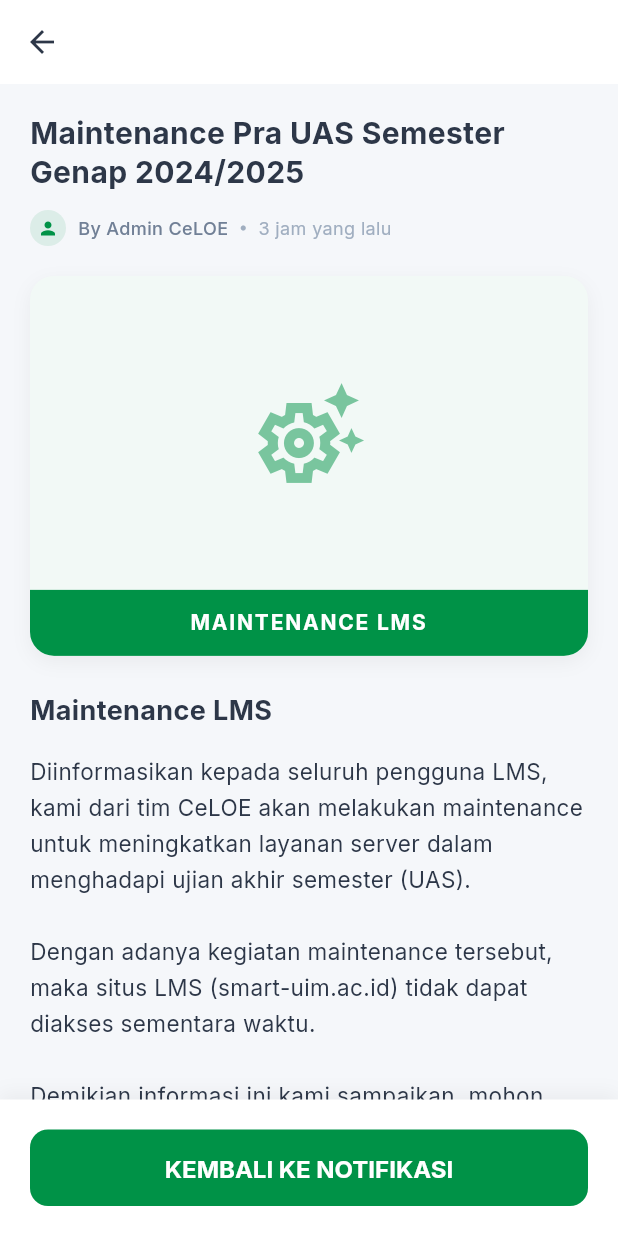
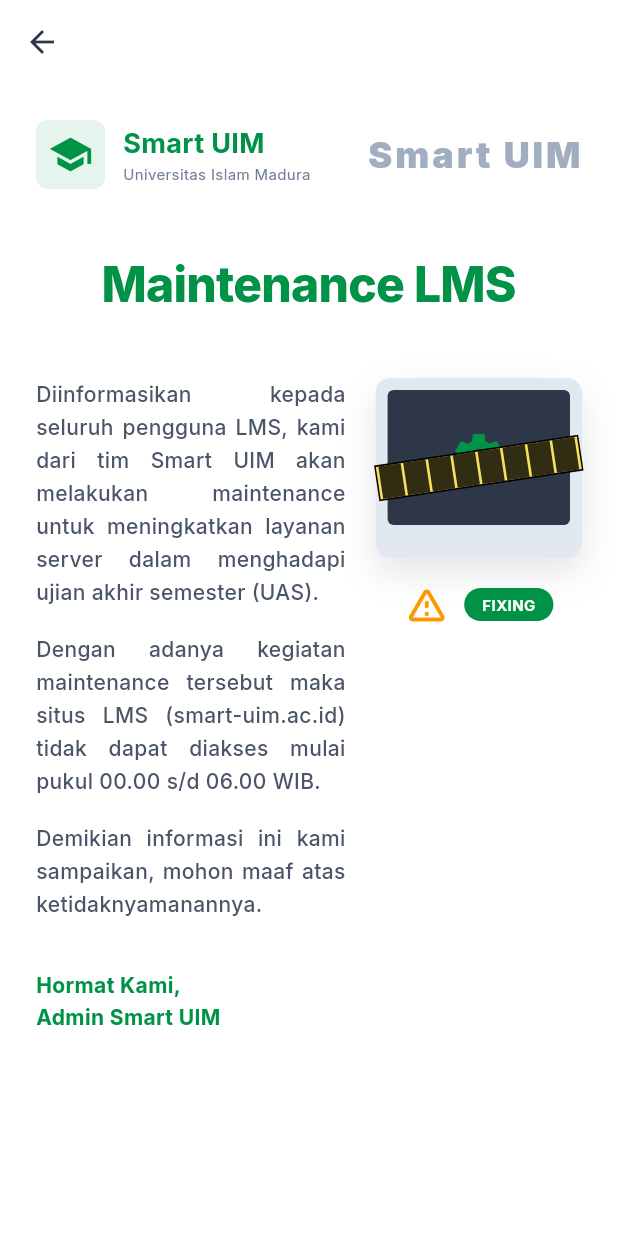
Before and after one commit to siapaajaboleh888/UAS_Smart-UIM, a Flutter app: the NotificationScreen screen opened directly, after a tap on "Maintenance Pra UAS Semester Genap 2024/", on a phone screen of 412 x 824 dp. Run offline on Flutter 3.47's test engine with Material 3 defaults, Android fonts, the phone set to English and light mode, and no system bars; our stand-ins replace google_fonts, image_picker, shared_preferences; accounts and stored records are empty.

Commit message:
Refactor: Replace all 'CeLOE' references with 'Smart UIM' in UI and messaging

```diff
--- a/lib/models/notification_item.dart
+++ b/lib/models/notification_item.dart
@@ -40,7 +40,7 @@
       NotificationItem(
         id: '1',
         title: 'Maintenance Pra UAS Semester Genap 2024/2025',
-        message: 'Diinformasikan kepada seluruh pengguna LMS, kami dari tim CeLOE akan melakukan maintenance pada tanggal 12 Juni 2025, untuk meningkatkan layanan server.',
+        message: 'Diinformasikan kepada seluruh pengguna LMS, kami dari tim Smart UIM akan melakukan maintenance pada tanggal 12 Juni 2025, untuk meningkatkan layanan server.',
         type: 'announcement',
         timestamp: now.subtract(const Duration(hours: 3, minutes: 30)),
         isRead: false,
--- a/lib/screens/announcement_detail_screen.dart
+++ b/lib/screens/announcement_detail_screen.dart
@@ -13,220 +13,227 @@
   @override
   Widget build(BuildContext context) {
     return Scaffold(
-      backgroundColor: AppColors.background,
+      backgroundColor: Colors.white,
       appBar: AppBar(
-        title: const Text(
-          'Pengumuman',
-          style: TextStyle(
-            fontWeight: FontWeight.bold,
-            fontSize: 18,
-          ),
-        ),
-        centerTitle: true,
-        leading: IconButton(
-          icon: const Icon(Icons.arrow_back),
-          onPressed: () => Navigator.pop(context),
-        ),
+        title: const Text('Detail Pengumuman'),
         elevation: 0,
         backgroundColor: Colors.white,
         foregroundColor: AppColors.textPrimary,
       ),
       body: SingleChildScrollView(
+        child: Container(
+          padding: const EdgeInsets.all(24.0),
           child: Column(
             crossAxisAlignment: CrossAxisAlignment.start,
             children: [
-            // Header Content
-            Padding(
-              padding: const EdgeInsets.all(20.0),
-              child: Column(
+              // Header Logos & Title
+              Row(
+                mainAxisAlignment: MainAxisAlignment.spaceBetween,
+                children: [
+                  Row(
+                    children: [
+                      Container(
+                        padding: const EdgeInsets.all(8),
+                        decoration: BoxDecoration(
+                          color: AppColors.primary.withOpacity(0.1),
+                          borderRadius: BorderRadius.circular(8),
+                        ),
+                        child: const Icon(Icons.school, color: AppColors.primary, size: 30),
+                      ),
+                      const SizedBox(width: 12),
+                      const Column(
                         crossAxisAlignment: CrossAxisAlignment.start,
                         children: [
                           Text(
-                    notification.title,
-                    style: const TextStyle(
-                      fontSize: 20,
+                            'Smart UIM',
+                            style: TextStyle(
+                              fontSize: 18,
                               fontWeight: FontWeight.bold,
-                      color: AppColors.textPrimary,
-                      height: 1.3,
-                    ),
-                  ),
-                  const SizedBox(height: 12),
-                  Row(
-                    children: [
-                      CircleAvatar(
-                        radius: 12,
-                        backgroundColor: AppColors.primary.withOpacity(0.1),
-                        child: const Icon(
-                          Icons.person,
-                          size: 14,
                               color: AppColors.primary,
                             ),
                           ),
-                      const SizedBox(width: 8),
                           Text(
-                        'By Admin CeLOE',
+                            'Universitas Islam Madura',
                             style: TextStyle(
-                          fontSize: 12,
+                              fontSize: 10,
                               color: AppColors.textSecondary,
-                          fontWeight: FontWeight.w500,
-                        ),
-                      ),
-                      const SizedBox(width: 8),
-                      const Icon(
-                        Icons.circle,
-                        size: 4,
-                        color: AppColors.textLight,
-                      ),
-                      const SizedBox(width: 8),
-                      Text(
-                        notification.timeAgo,
-                        style: const TextStyle(
-                          fontSize: 12,
-                          color: AppColors.textLight,
                             ),
                           ),
                         ],
                       ),
                     ],
                   ),
+                  const Text(
+                    'Smart UIM',
+                    style: TextStyle(
+                      fontSize: 24,
+                      fontWeight: FontWeight.w900,
+                      color: AppColors.textLight,
+                      letterSpacing: 2,
                     ),
-
-            // Image Section
-            Container(
-              width: double.infinity,
-              margin: const EdgeInsets.symmetric(horizontal: 20),
-              decoration: BoxDecoration(
-                borderRadius: BorderRadius.circular(16),
-                color: Colors.white,
-                boxShadow: [
-                  BoxShadow(
-                    color: Colors.black.withOpacity(0.05),
-                    blurRadius: 10,
-                    offset: const Offset(0, 4),
                   ),
                 ],
               ),
-              child: ClipRRect(
-                borderRadius: BorderRadius.circular(16),
-                child: Column(
-                  children: [
-                    AspectRatio(
-                      aspectRatio: 16 / 9,
-                      child: Container(
-                        color: AppColors.primary.withOpacity(0.05),
-                        child: Center(
-                          child: Icon(
-                            Icons.settings_suggest_outlined,
-                            size: 80,
-                            color: AppColors.primary.withOpacity(0.5),
+              const SizedBox(height: 40),
+
+              // Title Section
+              const Center(
+                child: Text(
+                  'Maintenance LMS',
+                  style: TextStyle(
+                    fontSize: 32,
+                    fontWeight: FontWeight.w800,
+                    color: AppColors.primary,
+                    letterSpacing: -0.5,
                   ),
                 ),
               ),
+              const SizedBox(height: 40),
+
+              // Main Content Area (Layout like Image 1)
+              LayoutBuilder(
+                builder: (context, constraints) {
+                  return Row(
+                    crossAxisAlignment: CrossAxisAlignment.start,
+                    children: [
+                      // Text Description
+                      Expanded(
+                        flex: 3,
+                        child: Column(
+                          crossAxisAlignment: CrossAxisAlignment.start,
+                          children: [
+                            _buildParagraph(
+                              'Diinformasikan kepada seluruh pengguna LMS, kami dari tim Smart UIM akan melakukan maintenance untuk meningkatkan layanan server dalam menghadapi ujian akhir semester (UAS).',
                             ),
-                    Container(
-                      padding: const EdgeInsets.symmetric(vertical: 12),
-                      width: double.infinity,
+                            const SizedBox(height: 16),
+                            _buildParagraph(
+                              'Dengan adanya kegiatan maintenance tersebut maka situs LMS (smart-uim.ac.id) tidak dapat diakses mulai pukul 00.00 s/d 06.00 WIB.',
+                            ),
+                            const SizedBox(height: 16),
+                            _buildParagraph(
+                              'Demikian informasi ini kami sampaikan, mohon maaf atas ketidaknyamanannya.',
+                            ),
+                            const SizedBox(height: 32),
+                            const Text(
+                              'Hormat Kami,\nAdmin Smart UIM',
+                              style: TextStyle(
+                                fontSize: 14,
+                                fontWeight: FontWeight.bold,
                                 color: AppColors.primary,
-                      child: const Text(
-                        'MAINTENANCE LMS',
-                        textAlign: TextAlign.center,
-                        style: TextStyle(
-                          color: Colors.white,
-                          fontWeight: FontWeight.bold,
-                          letterSpacing: 1.2,
-                        ),
+                                height: 1.5,
                               ),
                             ),
                           ],
                         ),
                       ),
-            ),
 
-            const SizedBox(height: 24),
+                      const SizedBox(width: 20),
 
-            // Message Content
-            Padding(
-              padding: const EdgeInsets.symmetric(horizontal: 20.0),
-              child: Column(
-                crossAxisAlignment: CrossAxisAlignment.start,
-                children: [
-                  const Text(
-                    'Maintenance LMS',
-                    style: TextStyle(
-                      fontSize: 18,
-                      fontWeight: FontWeight.bold,
-                      color: AppColors.textPrimary,
-                    ),
-                  ),
-                  const SizedBox(height: 16),
-                  Text(
-                    _formatMessage(notification.message),
-                    style: const TextStyle(
-                      fontSize: 15,
-                      color: AppColors.textPrimary,
-                      height: 1.6,
-                    ),
-                  ),
-                  const SizedBox(height: 24),
-                  const Divider(),
-                  const SizedBox(height: 16),
-                  const Text(
-                    'Hormat Kami,\nCeLOE Smart UIM',
-                    style: TextStyle(
-                      fontSize: 14,
-                      fontWeight: FontWeight.bold,
-                      color: AppColors.textPrimary,
-                      height: 1.5,
-                    ),
-                  ),
-                  const SizedBox(height: 40),
-                ],
-              ),
+                      // Illustration
+                      Expanded(
+                        flex: 2,
+                        child: _buildMaintenanceIllustration(),
                       ),
                     ],
+                  );
+                },
               ),
-      ),
-      bottomNavigationBar: Container(
-        padding: const EdgeInsets.all(20),
-        decoration: BoxDecoration(
-          color: Colors.white,
-          boxShadow: [
-            BoxShadow(
-              color: Colors.black.withOpacity(0.05),
-              blurRadius: 10,
-              offset: const Offset(0, -4),
-            ),
+              const SizedBox(height: 60),
             ],
-        ),
-        child: ElevatedButton(
-          onPressed: () => Navigator.pop(context),
-          style: ElevatedButton.styleFrom(
-            backgroundColor: AppColors.primary,
-            foregroundColor: Colors.white,
-            padding: const EdgeInsets.symmetric(vertical: 16),
-            shape: RoundedRectangleBorder(
-              borderRadius: BorderRadius.circular(12),
-            ),
-            elevation: 0,
-          ),
-          child: const Text(
-            'KEMBALI KE NOTIFIKASI',
-            style: TextStyle(
-              fontWeight: FontWeight.bold,
-              fontSize: 16,
-            ),
           ),
         ),
       ),
     );
   }
 
-  String _formatMessage(String message) {
-    if (notification.title.contains('Maintenance')) {
-      return 'Diinformasikan kepada seluruh pengguna LMS, kami dari tim CeLOE akan melakukan maintenance untuk meningkatkan layanan server dalam menghadapi ujian akhir semester (UAS).\n\n'
-          'Dengan adanya kegiatan maintenance tersebut, maka situs LMS (smart-uim.ac.id) tidak dapat diakses sementara waktu.\n\n'
-          'Demikian informasi ini kami sampaikan, mohon maaf atas ketidaknyamanannya.';
+  Widget _buildParagraph(String text) {
+    return Text(
+      text,
+      textAlign: TextAlign.justify,
+      style: const TextStyle(
+        fontSize: 14,
+        height: 1.6,
+        color: Color(0xFF4A5568),
+        fontWeight: FontWeight.w500,
+      ),
+    );
   }
-    return message;
+
+  Widget _buildMaintenanceIllustration() {
+    return Column(
+      children: [
+        Stack(
+          alignment: Alignment.center,
+          children: [
+            // Laptop Base
+            Container(
+              height: 120,
+              width: 180,
+              decoration: BoxDecoration(
+                color: const Color(0xFFE2E8F0),
+                borderRadius: BorderRadius.circular(10),
+                boxShadow: [
+                  BoxShadow(
+                    color: Colors.black.withOpacity(0.1),
+                    blurRadius: 20,
+                    offset: const Offset(0, 10),
+                  ),
+                ],
+              ),
+              child: Column(
+                children: [
+                  Container(
+                    height: 90,
+                    margin: const EdgeInsets.all(8),
+                    decoration: BoxDecoration(
+                      color: const Color(0xFF2D3748),
+                      borderRadius: BorderRadius.circular(4),
+                    ),
+                    child: const Center(
+                      child: Icon(Icons.settings, color: AppColors.primary, size: 40),
+                    ),
+                  ),
+                ],
+              ),
+            ),
+            // Yellow Tape (Diagonal)
+            Transform.rotate(
+              angle: -0.15,
+              child: Container(
+                width: 200,
+                height: 24,
+                decoration: BoxDecoration(
+                  color: const Color(0xFFF6E05E),
+                  border: Border.all(color: Colors.black, width: 1),
+                ),
+                child: Row(
+                  mainAxisAlignment: MainAxisAlignment.spaceEvenly,
+                  children: List.generate(8, (index) =>
+                    Container(width: 15, color: Colors.black.withOpacity(0.8))
+                  ),
+                ),
+              ),
+            ),
+          ],
+        ),
+        const SizedBox(height: 16),
+        // Mini Assets
+        Row(
+          mainAxisAlignment: MainAxisAlignment.center,
+          children: [
+             const Icon(Icons.warning_amber_rounded, color: Colors.orange, size: 30),
+             const SizedBox(width: 10),
+             Container(
+               padding: const EdgeInsets.symmetric(horizontal: 12, vertical: 4),
+               decoration: BoxDecoration(
+                 color: AppColors.primary,
+                 borderRadius: BorderRadius.circular(20),
+               ),
+               child: const Text('FIXING', style: TextStyle(color: Colors.white, fontSize: 10, fontWeight: FontWeight.bold)),
+             ),
+          ],
+        ),
+      ],
+    );
   }
 }
--- a/lib/screens/login_screen.dart
+++ b/lib/screens/login_screen.dart
@@ -556,14 +556,14 @@
                             const Divider(),
                             const SizedBox(height: 8),
                             Text(
-                              'Layanan CeLOE Helpdesk UIM:',
+                              'Layanan Helpdesk Smart UIM:',
                               style: Theme.of(context).textTheme.bodySmall?.copyWith(
                                 fontWeight: FontWeight.bold,
                                 color: AppColors.textPrimary,
                               ),
                             ),
                             Text(
-                              '📧 Mail: infoceloe@uim.ac.id\n📱 WhatsApp: +62 821-1666-3563',
+                              '📧 Mail: info@uim.ac.id\n📱 WhatsApp: +62 821-1666-3563',
                               style: Theme.of(context).textTheme.bodySmall?.copyWith(
                                 color: AppColors.textSecondary,
                               ),
```
Lines whose indentation alone changed are shown as unchanged.
